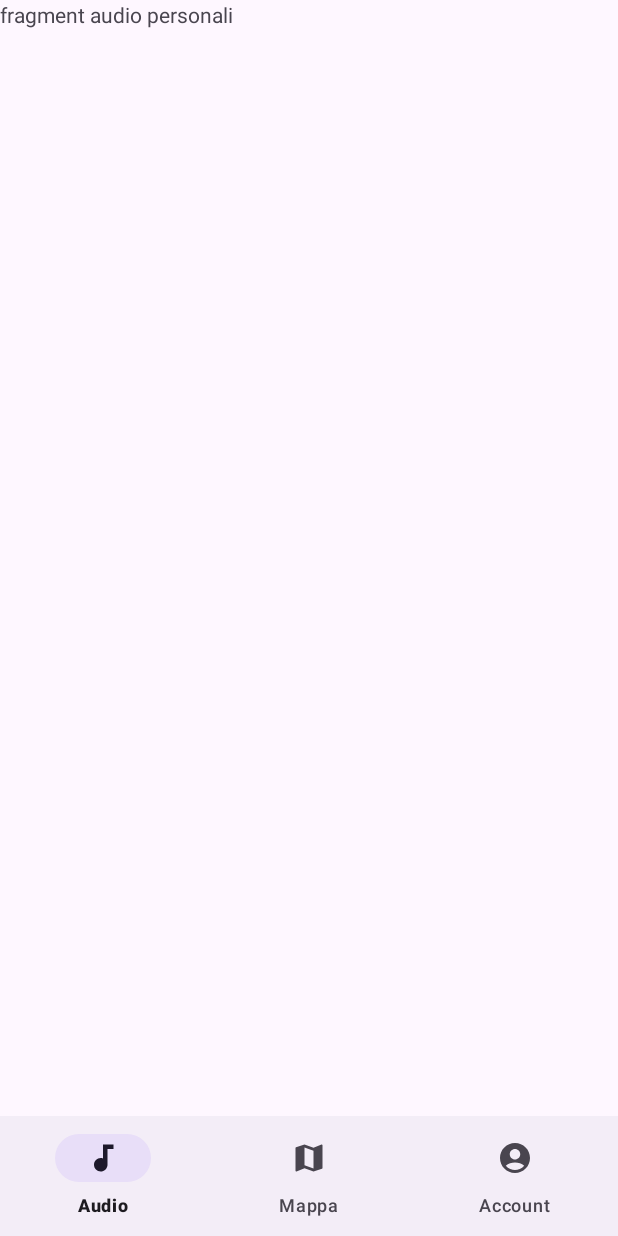
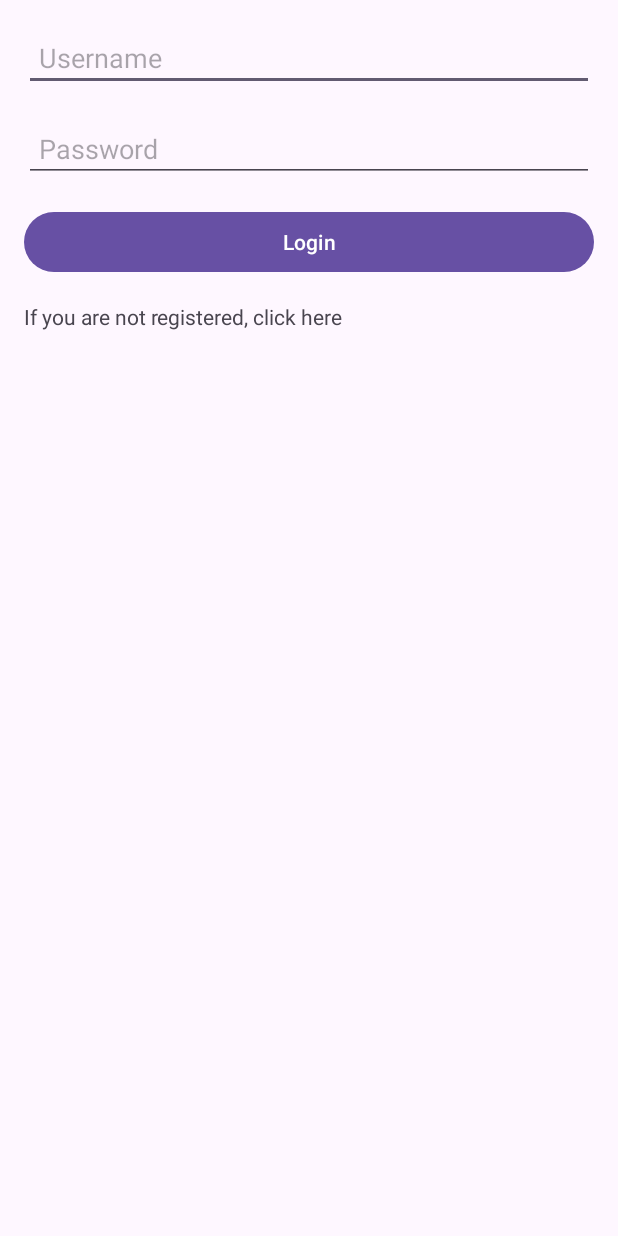
Before and after one commit to DavideDeRosa/ProgettoLAM, an Android app: the screen it shows after launch (MainActivity before the commit, LoginActivity after it), on a phone screen of 412 x 824 dp. Run offline under Robolectric (Android 15) with nearby library versions, the phone set to English and light mode, and no system bars.

Commit message:
aggiunte activity di login e registrazione, con passaggio di base tra le pagine e prove fake dato che l'api e' down

```diff
--- a/app/src/main/java/com/derosa/progettolam/activities/MainActivity.kt
+++ b/app/src/main/java/com/derosa/progettolam/activities/AppActivity.kt
@@ -2,19 +2,26 @@ package com.derosa.progettolam.activities
 
 import androidx.appcompat.app.AppCompatActivity
 import android.os.Bundle
+import android.util.Log
 import androidx.navigation.Navigation
 import androidx.navigation.ui.NavigationUI
 import com.derosa.progettolam.R
 import com.google.android.material.bottomnavigation.BottomNavigationView
 
-class MainActivity : AppCompatActivity() {
+class AppActivity : AppCompatActivity() {
+
+    private lateinit var token: String
+
     override fun onCreate(savedInstanceState: Bundle?) {
         super.onCreate(savedInstanceState)
-        setContentView(R.layout.activity_main)
+        setContentView(R.layout.activity_app)
 
         val bottomNavigation = findViewById<BottomNavigationView>(R.id.bottom_nav)
         val navController = Navigation.findNavController(this, R.id.host_fragment)
 
         NavigationUI.setupWithNavController(bottomNavigation, navController)
+
+        token = intent.getStringExtra("token").toString()
+        Log.i("token", token)
     }
 }
--- /dev/null
+++ b/app/src/main/java/com/derosa/progettolam/activities/LoginActivity.kt
@@ -0,0 +1,59 @@
+package com.derosa.progettolam.activities
+
+import android.content.Intent
+import androidx.appcompat.app.AppCompatActivity
+import android.os.Bundle
+import android.widget.Button
+import android.widget.EditText
+import android.widget.TextView
+import android.widget.Toast
+import androidx.lifecycle.ViewModelProvider
+import com.derosa.progettolam.R
+import com.derosa.progettolam.viewmodel.UserViewModel
+
+class LoginActivity : AppCompatActivity() {
+
+    private lateinit var userViewModel: UserViewModel
+
+    override fun onCreate(savedInstanceState: Bundle?) {
+        super.onCreate(savedInstanceState)
+        setContentView(R.layout.activity_login)
+
+        userViewModel = ViewModelProvider(this)[UserViewModel::class.java]
+
+        val textUsername = findViewById<EditText>(R.id.textUsername)
+        val textPassword = findViewById<EditText>(R.id.textPassword)
+        val btnLogin = findViewById<Button>(R.id.btnLogin)
+        val textRegister = findViewById<TextView>(R.id.textViewRegisterLink)
+
+        btnLogin.setOnClickListener {
+            val username = textUsername.text.toString().trim()
+            val password = textPassword.text.toString().trim()
+
+            if (username.isNotEmpty() && password.isNotEmpty()) {
+                //userViewModel.authToken(username, password)
+                userViewModel.authTokenFake(username, password)
+            } else {
+                Toast.makeText(this, "Inserisci Username e Password", Toast.LENGTH_SHORT).show()
+            }
+        }
+
+        textRegister.setOnClickListener {
+            val intent = Intent(this, RegisterActivity::class.java)
+            startActivity(intent)
+            finish()
+        }
+
+        userViewModel.observeUserCorrectlySignedUpTokenLiveData().observe(this) {
+            val intent = Intent(this, AppActivity::class.java)
+            intent.putExtra("token", it.client_secret)
+            startActivity(intent)
+            finish()
+        }
+
+        userViewModel.observeUserCorrectlySignedUpTokenErrorLiveData().observe(this) {
+            Toast.makeText(this, it, Toast.LENGTH_SHORT).show()
+        }
+    }
+
+}
--- a/app/src/main/java/com/derosa/progettolam/fragments/AudioPersonali.kt
+++ b/app/src/main/java/com/derosa/progettolam/fragments/AudioPersonali.kt
@@ -7,27 +7,9 @@ import android.view.View
 import android.view.ViewGroup
 import com.derosa.progettolam.R
 
-// TODO: Rename parameter arguments, choose names that match
-// the fragment initialization parameters, e.g. ARG_ITEM_NUMBER
-private const val ARG_PARAM1 = "param1"
-private const val ARG_PARAM2 = "param2"
-
-/**
- * A simple [Fragment] subclass.
- * Use the [AudioPersonali.newInstance] factory method to
- * create an instance of this fragment.
- */
 class AudioPersonali : Fragment() {
-    // TODO: Rename and change types of parameters
-    private var param1: String? = null
-    private var param2: String? = null
-
     override fun onCreate(savedInstanceState: Bundle?) {
         super.onCreate(savedInstanceState)
-        arguments?.let {
-            param1 = it.getString(ARG_PARAM1)
-            param2 = it.getString(ARG_PARAM2)
-        }
     }
 
     override fun onCreateView(
@@ -37,24 +19,4 @@ class AudioPersonali : Fragment() {
         // Inflate the layout for this fragment
         return inflater.inflate(R.layout.fragment_audio_personali, container, false)
     }
-
-    companion object {
-        /**
-         * Use this factory method to create a new instance of
-         * this fragment using the provided parameters.
-         *
-         * @param param1 Parameter 1.
-         * @param param2 Parameter 2.
-         * @return A new instance of fragment AudioPersonali.
-         */
-        // TODO: Rename and change types and number of parameters
-        @JvmStatic
-        fun newInstance(param1: String, param2: String) =
-            AudioPersonali().apply {
-                arguments = Bundle().apply {
-                    putString(ARG_PARAM1, param1)
-                    putString(ARG_PARAM2, param2)
-                }
-            }
-    }
 }
--- a/app/src/main/res/layout/activity_main.xml
+++ b/app/src/main/res/layout/activity_app.xml
@@ -4,7 +4,7 @@
     xmlns:tools="http://schemas.android.com/tools"
     android:layout_width="match_parent"
     android:layout_height="match_parent"
-    tools:context=".activities.MainActivity">
+    tools:context=".activities.AppActivity">
 
     <fragment
         android:id="@+id/host_fragment"
--- /dev/null
+++ b/app/src/main/res/layout/activity_login.xml
@@ -0,0 +1,43 @@
+<?xml version="1.0" encoding="utf-8"?>
+<LinearLayout xmlns:android="http://schemas.android.com/apk/res/android"
+    xmlns:tools="http://schemas.android.com/tools"
+    android:layout_width="match_parent"
+    android:layout_height="match_parent"
+    android:orientation="vertical"
+    android:padding="16dp"
+    tools:context=".activities.LoginActivity">
+
+    <EditText
+        android:id="@+id/textUsername"
+        android:layout_width="match_parent"
+        android:layout_height="wrap_content"
+        android:hint="Username"
+        android:inputType="text"
+        android:padding="10dp"
+        android:layout_marginBottom="16dp"/>
+
+    <EditText
+        android:id="@+id/textPassword"
+        android:layout_width="match_parent"
+        android:layout_height="wrap_content"
+        android:hint="Password"
+        android:inputType="textPassword"
+        android:padding="10dp"
+        android:layout_marginBottom="16dp"/>
+
+    <Button
+        android:id="@+id/btnLogin"
+        android:layout_width="match_parent"
+        android:layout_height="wrap_content"
+        android:text="Login"
+        android:padding="10dp"/>
+
+    <TextView
+        android:id="@+id/textViewRegisterLink"
+        android:layout_width="wrap_content"
+        android:layout_height="wrap_content"
+        android:text="If you are not registered, click here"
+        android:layout_marginTop="16dp"
+        android:clickable="true" />
+
+</LinearLayout>
```
Also changed, not shown: app/build.gradle.kts (+9 -0 lines), app/src/main/AndroidManifest.xml (+9 -3 lines), app/src/main/java/com/derosa/progettolam/activities/RegisterActivity.kt (added, +61 -0 lines), app/src/main/java/com/derosa/progettolam/fragments/Account.kt (+5 -149 lines), app/src/main/java/com/derosa/progettolam/fragments/Mappa.kt (+0 -37 lines), app/src/main/java/com/derosa/progettolam/viewmodel/AudioViewModel.kt (added, +49 -0 lines), app/src/main/java/com/derosa/progettolam/viewmodel/UserViewModel.kt (added, +188 -0 lines), app/src/main/res/layout/activity_register.xml (added, +43 -0 lines).
